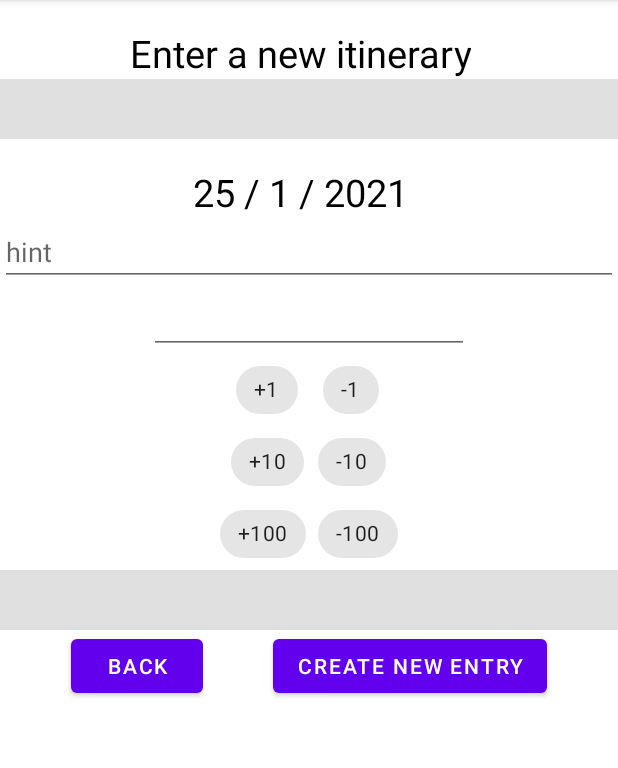
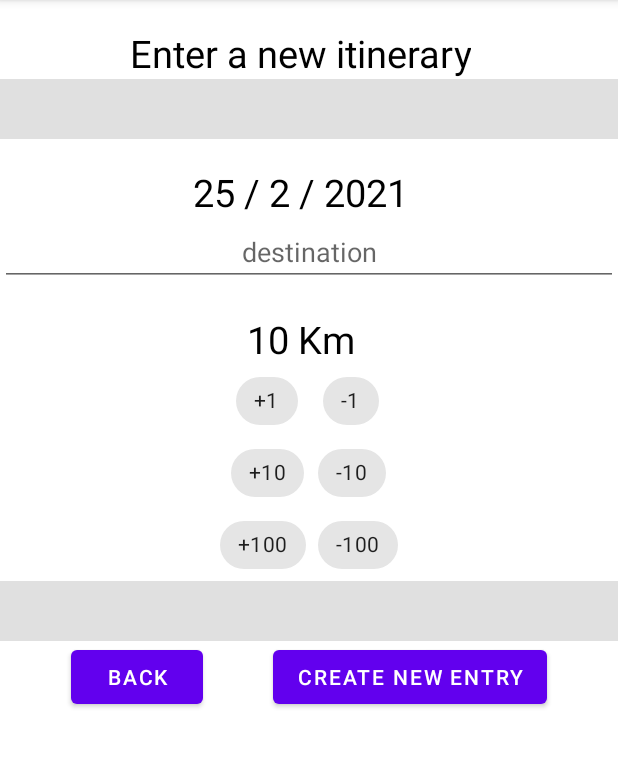
Before and after one commit to NickLeBoeuf/androiddev, an Android app: the SecondFragment screen opened through its navigation route, in the options menu, after a tap on "Settings", on a phone screen of 412 x 824 dp, the part 84-852 px from its top. Run offline under Robolectric (Android 15) with nearby library versions, the phone set to English and light mode, and no system bars.

Commit message:
Enter new Itinerary fragment is having several features: - date selector - KM buttons are functionning
-> Next:
- Optimize Text "destination" usage
-  Open a popup summarizing the entry and ask for confirmation
- Create all the backend stuff to store entries in a file, and read it back to display history

```diff
--- /dev/null
+++ b/app/src/main/java/com/example/kmlogger/DatePickerHelper.kt
@@ -0,0 +1,33 @@
+package com.example.kmlogger
+
+import android.app.DatePickerDialog
+import android.app.DatePickerDialog.OnDateSetListener
+import android.content.Context
+import java.util.*
+class DatePickerHelper(context: Context, isSpinnerType: Boolean = false) {
+    private var dialog: DatePickerDialog
+    private var callback: Callback? = null
+    private val listener = OnDateSetListener { datePicker, year, monthOfYear, dayOfMonth ->
+        callback?.onDateSelected(dayOfMonth, monthOfYear, year)
+    }
+    init {
+        val style = if (isSpinnerType) R.style.SpinnerDatePickerDialog else 0
+        val cal = Calendar.getInstance()
+        dialog = DatePickerDialog(context, style, listener,
+            cal.get(Calendar.YEAR), cal.get(Calendar.MONTH), cal.get(Calendar.DAY_OF_MONTH))
+    }
+    fun showDialog(dayofMonth: Int, month: Int, year: Int, callback: Callback?) {
+        this.callback = callback
+        dialog.datePicker.init(year, month, dayofMonth, null)
+        dialog.show()
+    }
+    fun setMinDate(minDate: Long) {
+        dialog.datePicker.minDate = minDate
+    }
+    fun setMaxDate(maxDate: Long) {
+        dialog.datePicker.maxDate = maxDate
+    }
+    interface Callback {
+        fun onDateSelected(dayofMonth: Int, month: Int, year: Int)
+    }
+}
--- a/app/src/main/java/com/example/kmlogger/MainActivity.kt
+++ b/app/src/main/java/com/example/kmlogger/MainActivity.kt
@@ -1,13 +1,12 @@
 package com.example.kmlogger
 
 import android.os.Bundle
-import com.google.android.material.floatingactionbutton.FloatingActionButton
-import com.google.android.material.snackbar.Snackbar
 import androidx.appcompat.app.AppCompatActivity
 import android.view.Menu
 import android.view.MenuItem
 
 class MainActivity : AppCompatActivity() {
+
 
     override fun onCreate(savedInstanceState: Bundle?) {
         super.onCreate(savedInstanceState)
--- a/app/src/main/java/com/example/kmlogger/SecondFragment.kt
+++ b/app/src/main/java/com/example/kmlogger/SecondFragment.kt
@@ -1,6 +1,8 @@
 package com.example.kmlogger
 
+import android.content.Context
 import android.os.Bundle
+import android.view.ContextMenu
 import androidx.fragment.app.Fragment
 import android.view.LayoutInflater
 import android.view.View
@@ -8,6 +10,7 @@ import android.view.ViewGroup
 import android.widget.Button
 import android.widget.TextView
 import androidx.navigation.fragment.findNavController
+import com.google.android.material.chip.Chip
 import java.util.*
 
 /**
@@ -15,12 +18,16 @@ import java.util.*
  */
 class SecondFragment : Fragment() {
 
+    lateinit var datePicker: DatePickerHelper
+    var kmentry : Int = 0
+
     override fun onCreateView(
             inflater: LayoutInflater, container: ViewGroup?,
             savedInstanceState: Bundle?
     ): View? {
 
-
+        val activity = activity as Context
+        datePicker = DatePickerHelper(activity)
         // Inflate the layout for this fragment
         return inflater.inflate(R.layout.fragment_second, container, false)
     }
@@ -30,13 +37,43 @@ class SecondFragment : Fragment() {
 
         val c = Calendar.getInstance()
         val year = c.get(Calendar.YEAR)
-        val month = c.get(Calendar.MONTH)
+        val month = c.get(Calendar.MONTH) + 1
         val day = c.get(Calendar.DAY_OF_MONTH)
 
         view.findViewById<TextView>(R.id.textDate).text = "$day / $month / $year"
+        view.findViewById<TextView>(R.id.textDate).setOnClickListener{showDatePickerDialog(view)}
 
         view.findViewById<Button>(R.id.button_secondback).setOnClickListener {
             findNavController().navigate(R.id.action_SecondFragment_to_FirstFragment)
         }
+
+        view.findViewById<Chip>(R.id.chip_plus1).setOnClickListener{ addKm(1,view) }
+        view.findViewById<Chip>(R.id.chip_minus1).setOnClickListener{ addKm(-1,view) }
+        view.findViewById<Chip>(R.id.chip_plus10).setOnClickListener{ addKm(10,view) }
+        view.findViewById<Chip>(R.id.chip_minus10).setOnClickListener{ addKm(-10,view) }
+        view.findViewById<Chip>(R.id.chip_plus100).setOnClickListener{ addKm(100,view) }
+        view.findViewById<Chip>(R.id.chip_minus100).setOnClickListener{ addKm(-100,view) }
+
+
+    }
+
+    fun addKm(value: Int,view : View) {
+        kmentry = kmentry + value
+        view.findViewById<TextView>(R.id.kmNumber).text = kmentry.toString() + " Km"
+    }
+
+    private fun showDatePickerDialog(view: View) {
+        val cal = Calendar.getInstance()
+        val d = cal.get(Calendar.DAY_OF_MONTH)
+        val m = cal.get(Calendar.MONTH)
+        val y = cal.get(Calendar.YEAR)
+        datePicker.showDialog(d, m, y, object : DatePickerHelper.Callback {
+            override fun onDateSelected(dayofMonth: Int, month: Int, year: Int) {
+                val dayStr = if (dayofMonth < 10) "0${dayofMonth}" else "${dayofMonth}"
+                val mon = month + 1
+                val monthStr = if (mon < 10) "0${mon}" else "${mon}"
+                view.findViewById<TextView>(R.id.textDate).text = "${dayStr}/${monthStr}/${year}"
+            }
+        })
     }
 }
--- a/app/src/main/res/layout/fragment_second.xml
+++ b/app/src/main/res/layout/fragment_second.xml
@@ -42,19 +42,22 @@
         android:id="@+id/textInputEditItineraire"
         android:layout_width="match_parent"
         android:layout_height="wrap_content"
-        android:hint="hint"
+        android:hint="destination"
+        android:textAlignment="center"
         app:layout_constraintEnd_toEndOf="parent"
         app:layout_constraintStart_toStartOf="parent"
         app:layout_constraintTop_toBottomOf="@id/textDate"
         tools:layout_editor_absoluteX="-30dp"
         tools:layout_editor_absoluteY="477dp" />
 
-    <EditText
-        android:id="@+id/editKmNumber"
+    <TextView
+        android:id="@+id/kmNumber"
         android:layout_width="wrap_content"
         android:layout_height="wrap_content"
+        style="@style/BaseStyle"
         android:ems="10"
         android:inputType="number"
+        android:text="0 Km"
         app:layout_constraintEnd_toEndOf="parent"
         app:layout_constraintStart_toStartOf="parent"
         app:layout_constraintTop_toBottomOf="@id/textInputEditItineraire"
@@ -70,7 +73,7 @@
         app:layout_constraintBottom_toTopOf="@id/chip_group10"
         app:layout_constraintEnd_toEndOf="parent"
         app:layout_constraintStart_toStartOf="parent"
-        app:layout_constraintTop_toBottomOf="@id/editKmNumber">
+        app:layout_constraintTop_toBottomOf="@id/kmNumber">
 
         <com.google.android.material.chip.Chip
             android:id="@+id/chip_plus1"
--- a/app/src/main/res/values/styles.xml
+++ b/app/src/main/res/values/styles.xml
@@ -14,4 +14,15 @@
         <item name="android:textSize">@dimen/text_size</item>
     </style>
 
+    <style name="SpinnerDatePickerDialog" parent="@android:style/Theme.Holo.Light.Dialog">
+        <item name="android:windowIsTranslucent">true</item>
+        <item name="android:windowBackground">@android:color/transparent</item>
+        <item name="android:windowContentOverlay">@null</item>
+        <item name="android:windowNoTitle">true</item>
+        <item name="android:windowIsFloating">true</item>
+        <item name="android:backgroundDimEnabled">true</item>
+        <item name="android:calendarViewShown">false</item>
+        <item name="android:datePickerMode">spinner</item>
+    </style>
+
 </resources>
```
